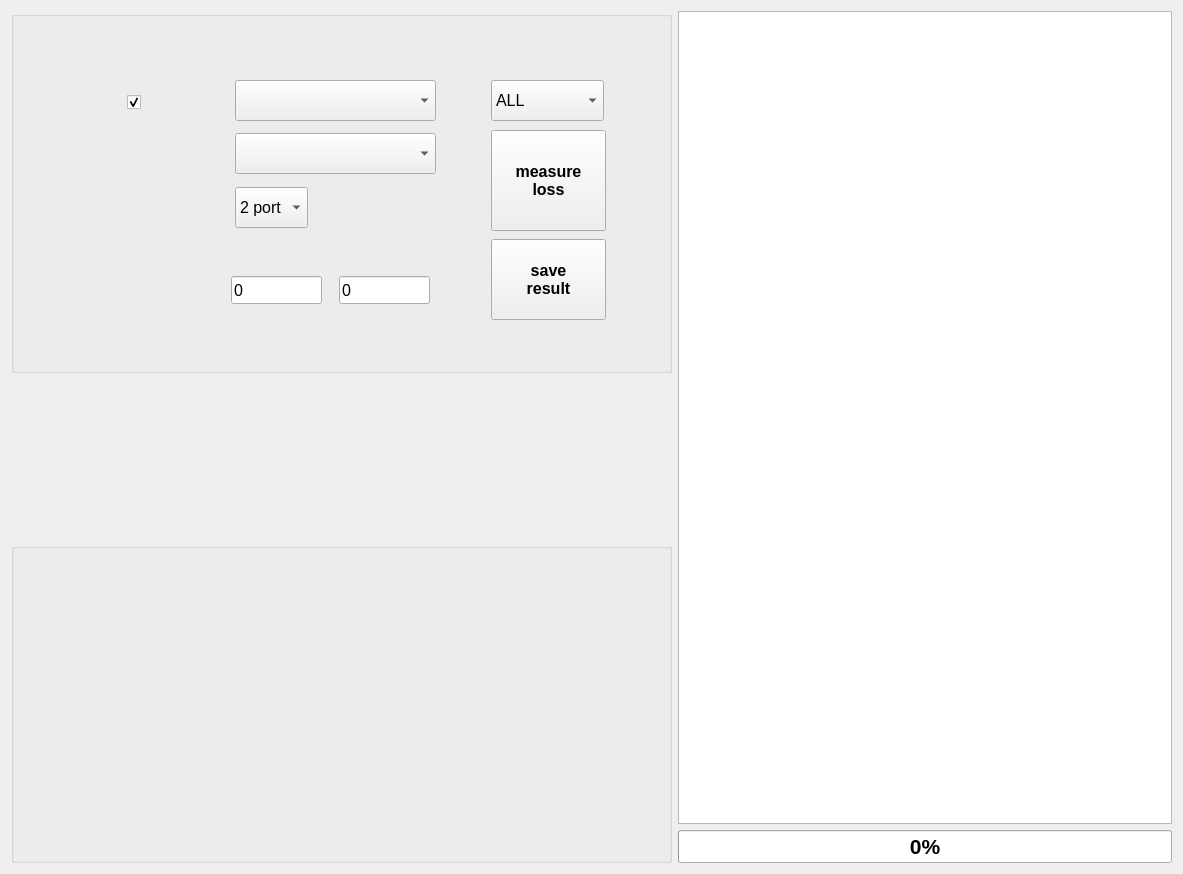
The window that widget.ui (cgub0021142/cableloss) describes before a commit, drawn with Qt 5.
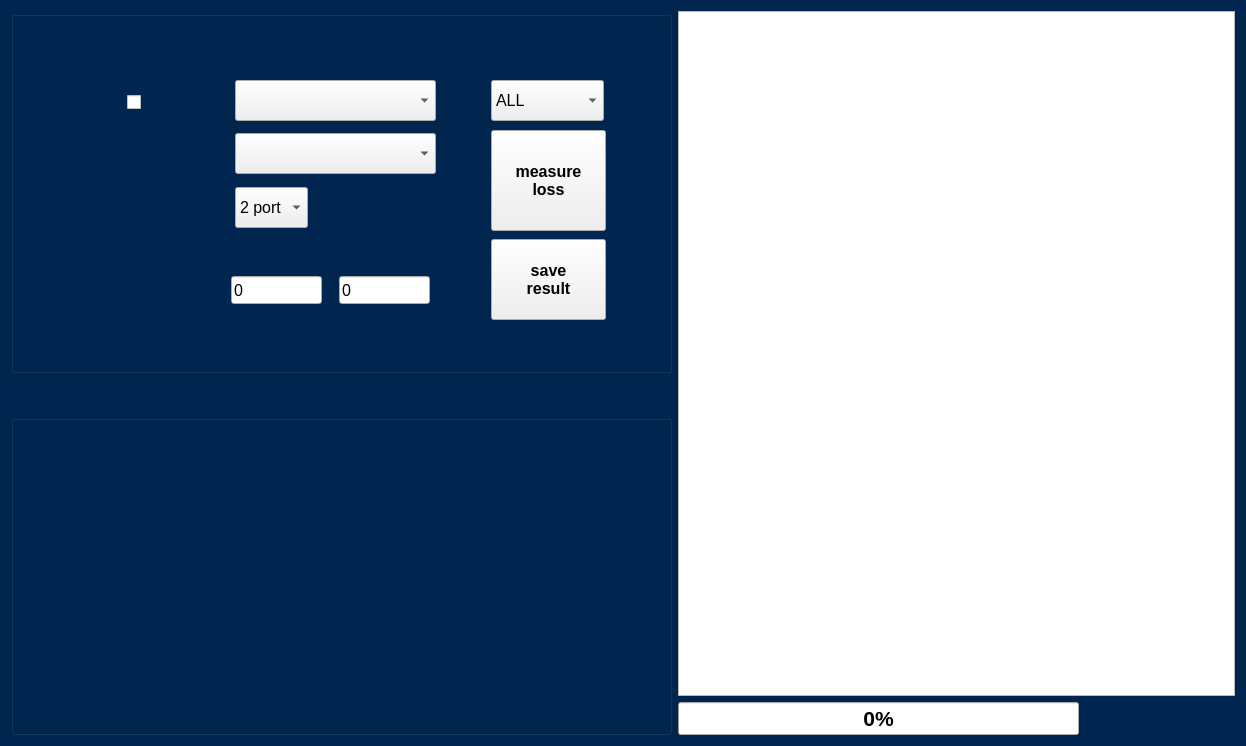
The same window after the commit. Icons and pictures are not drawn.

What changed in the file:
```diff
--- a/widget.ui
+++ b/widget.ui
@@ -6,8 +6,8 @@
    <rect>
     <x>0</x>
     <y>0</y>
-    <width>1183</width>
-    <height>874</height>
+    <width>1246</width>
+    <height>746</height>
    </rect>
   </property>
   <property name="font">
@@ -18,6 +18,11 @@
   <property name="windowTitle">
    <string>Widget</string>
   </property>
+  <property name="styleSheet">
+   <string notr="true">#Widget{
+background-color: rgb(0, 37, 79); border: 0px ;
+}</string>
+  </property>
   <layout class="QGridLayout" name="gridLayout">
    <item row="2" column="0" rowspan="2">
     <widget class="QGroupBox" name="gb_connection">
@@ -293,6 +298,9 @@
       </property>
      </widget>
      <widget class="QCheckBox" name="use_localhost">
+      <property name="enabled">
+       <bool>true</bool>
+      </property>
       <property name="geometry">
        <rect>
         <x>116</x>
@@ -305,7 +313,7 @@
        <string/>
       </property>
       <property name="checked">
-       <bool>true</bool>
+       <bool>false</bool>
       </property>
      </widget>
      <widget class="QComboBox" name="cbo_ip_destination">
@@ -333,7 +341,7 @@
      </widget>
     </widget>
    </item>
-   <item row="0" column="1" rowspan="3">
+   <item row="0" column="1" rowspan="3" colspan="2">
     <widget class="QTableView" name="tableView">
      <property name="minimumSize">
       <size>
@@ -352,19 +360,6 @@
      </attribute>
     </widget>
    </item>
-   <item row="1" column="0">
-    <spacer name="verticalSpacer">
-     <property name="orientation">
-      <enum>Qt::Vertical</enum>
-     </property>
-     <property name="sizeHint" stdset="0">
-      <size>
-       <width>20</width>
-       <height>0</height>
-      </size>
-     </property>
-    </spacer>
-   </item>
    <item row="3" column="1">
     <widget class="QProgressBar" name="progressBar">
      <property name="font">
@@ -382,6 +377,32 @@
      </property>
     </widget>
    </item>
+   <item row="3" column="2">
+    <widget class="QLabel" name="logo">
+     <property name="minimumSize">
+      <size>
+       <width>150</width>
+       <height>0</height>
+      </size>
+     </property>
+     <property name="text">
+      <string/>
+     </property>
+    </widget>
+   </item>
+   <item row="1" column="0">
+    <spacer name="verticalSpacer">
+     <property name="orientation">
+      <enum>Qt::Vertical</enum>
+     </property>
+     <property name="sizeHint" stdset="0">
+      <size>
+       <width>20</width>
+       <height>40</height>
+      </size>
+     </property>
+    </spacer>
+   </item>
   </layout>
  </widget>
  <layoutdefault spacing="6" margin="11"/>
```
Left out of the diff: 10 changed lines with no effect on the pictures.
